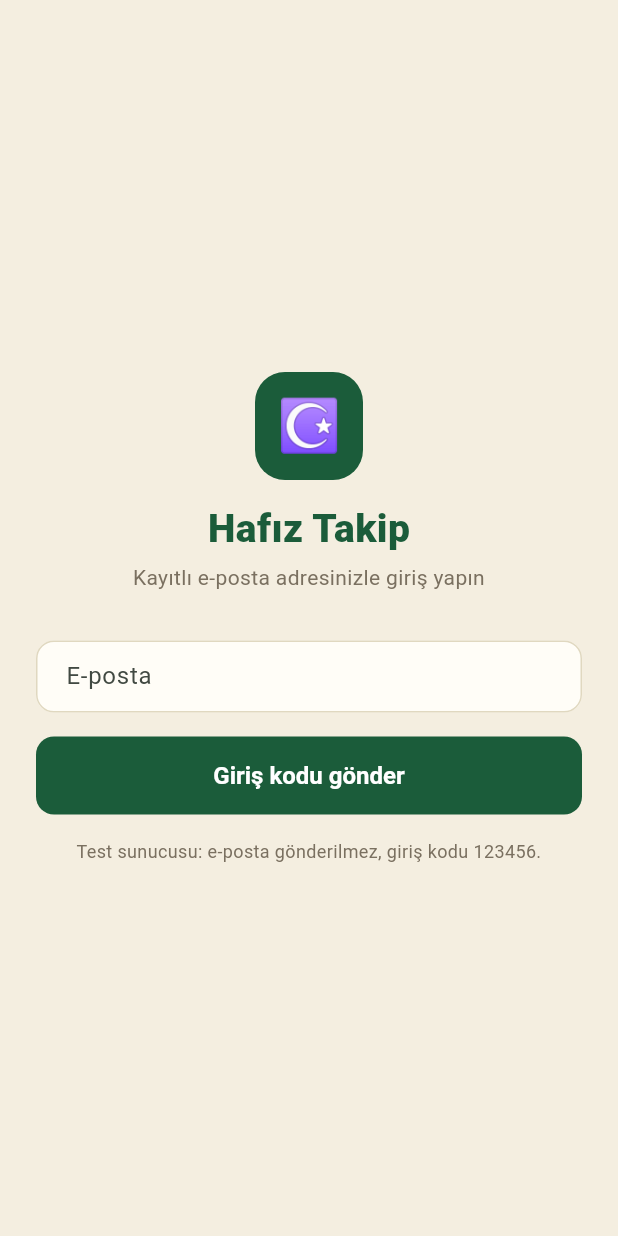
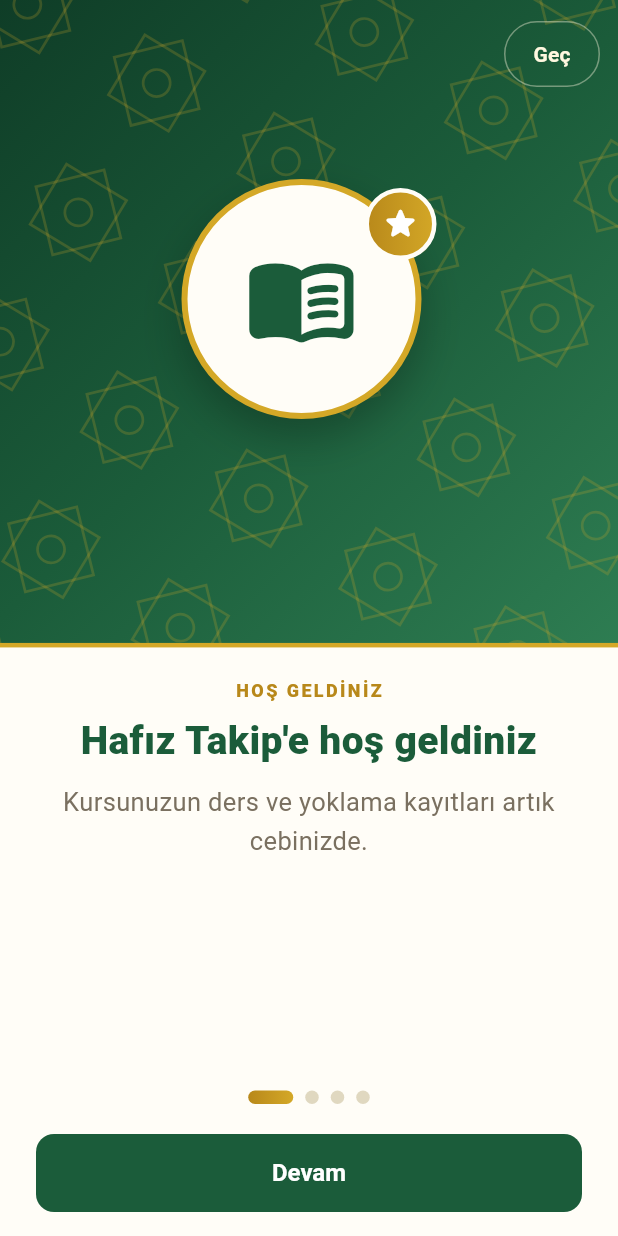
Before and after one commit to yasirsharp/KuranKursuYonetim, a Flutter app: the screen it shows after launch, on a phone screen of 412 x 824 dp. Run offline on Flutter 3.47's test engine with Material 3 defaults, Android fonts, the phone set to English and light mode, and no system bars; our stand-ins replace dio, flutter_riverpod, flutter_secure_storage, go_router, shared_preferences.

Commit message:
feat(mobile): ilk açılışta animasyonlu tanıtım (4 sayfa)
- Koyu zümrüt zemin, dönen altın yıldız deseni, süzülen altın çerçeveli simge,
  ölçeklenerek değişen görseller, genişleyen altın ilerleme çubuğu; kaydırma veya Devam ile
- Giriş ekranından önce bir kez gösterilir (shared_preferences); Profil'de 'Tanıtımı tekrar izle'
- Sistemde animasyonlar kapalıysa hareket yok
- Tanıtım okuma/tamamlama yarışında sonuç korunur; yönlendirme ve ekran testleri

Co-Authored-By: Claude Opus 5.5 <noreply@anthropic.com>
Claude-Session: https://claude.ai/code/session_01KSK1fnMFgTBfY6Bbk27RYL

```diff
--- a/frontend/mobile/lib/core/constants/app_colors.dart
+++ b/frontend/mobile/lib/core/constants/app_colors.dart
@@ -15,6 +15,7 @@ class AppColors {
   static const greenPale = Color(0xFFE8F5EE);
 
   static const gold = Color(0xFFB8881A);
+  static const goldLight = Color(0xFFD4A827);
   static const goldPale = Color(0xFFFFF8E0);
 
   static const red = Color(0xFFB03020);
--- /dev/null
+++ b/frontend/mobile/lib/presentation/screens/onboarding/onboarding_screen.dart
@@ -0,0 +1,327 @@
+import 'dart:math' as math;
+
+import 'package:flutter/material.dart';
+import 'package:flutter_riverpod/flutter_riverpod.dart';
+
+import '../../../core/constants/app_colors.dart';
+import '../../providers/onboarding_provider.dart';
+
+class _Slide {
+  const _Slide({required this.eyebrow, required this.title, required this.text, required this.icon, required this.badge});
+
+  final String eyebrow;
+  final String title;
+  final String text;
+  final IconData icon;
+  final IconData badge;
+}
+
+const _slides = [
+  _Slide(
+    eyebrow: 'HOŞ GELDİNİZ',
+    title: "Hafız Takip'e hoş geldiniz",
+    text: 'Kursunuzun ders ve yoklama kayıtları artık cebinizde.',
+    icon: Icons.menu_book_rounded,
+    badge: Icons.star_rounded,
+  ),
+  _Slide(
+    eyebrow: 'DERS KAYDI',
+    title: 'Dersi üç dokunuşta kaydedin',
+    text: 'Öğrenciye dokunun, sayfa hazır gelir. Performansı seçip kaydedin; sıradaki öğrenci kendiliğinden açılır.',
+    icon: Icons.touch_app_rounded,
+    badge: Icons.check_rounded,
+  ),
+  _Slide(
+    eyebrow: 'YOKLAMA',
+    title: 'Yoklama tek dokunuş',
+    text: 'Herkes "Geldi" olarak başlar; dokundukça değişir. Aynı gün yeniden açıp düzeltebilirsiniz.',
+    icon: Icons.fact_check_rounded,
+    badge: Icons.groups_rounded,
+  ),
+  _Slide(
+    eyebrow: 'HAZIRSINIZ',
+    title: 'Hemen başlayalım',
+    text: 'Kursa kayıtlı e-posta adresinizle giriş yapın; 6 haneli kod e-postanıza gelir.',
+    icon: Icons.mark_email_read_rounded,
+    badge: Icons.lock_open_rounded,
+  ),
+];
+
+/// İlk açılış tanıtımı: koyu zümrüt zemin, dönen yıldız deseni, süzülen simge, altın vurgular.
+/// Sistemde "animasyonları kaldır" açıksa hareket yoktur.
+class OnboardingScreen extends ConsumerStatefulWidget {
+  const OnboardingScreen({super.key});
+
+  @override
+  ConsumerState<OnboardingScreen> createState() => _OnboardingScreenState();
+}
+
+class _OnboardingScreenState extends ConsumerState<OnboardingScreen> with TickerProviderStateMixin {
+  final _pageController = PageController();
+  late final AnimationController _spin = AnimationController(vsync: this, duration: const Duration(seconds: 90));
+  late final AnimationController _float = AnimationController(vsync: this, duration: const Duration(milliseconds: 2600));
+  int _index = 0;
+
+  bool get _isLast => _index == _slides.length - 1;
+
+  @override
+  void didChangeDependencies() {
+    super.didChangeDependencies();
+    if (MediaQuery.of(context).disableAnimations) {
+      _spin.stop();
+      _float.stop();
+    } else {
+      if (!_spin.isAnimating) _spin.repeat();
+      if (!_float.isAnimating) _float.repeat(reverse: true);
+    }
+  }
+
+  @override
+  void dispose() {
+    _pageController.dispose();
+    _spin.dispose();
+    _float.dispose();
+    super.dispose();
+  }
+
+  void _next() {
+    if (_isLast) {
+      ref.read(onboardingProvider.notifier).complete();
+      return;
+    }
+    final reduce = MediaQuery.of(context).disableAnimations;
+    _pageController.nextPage(
+      duration: reduce ? const Duration(milliseconds: 1) : const Duration(milliseconds: 450),
+      curve: Curves.easeOutCubic,
+    );
+  }
+
+  @override
+  Widget build(BuildContext context) {
+    final slide = _slides[_index];
+    return Scaffold(
+      backgroundColor: AppColors.card,
+      body: Column(
+        children: [
+          Expanded(flex: 11, child: _buildHero(slide)),
+          Expanded(flex: 10, child: _buildBody()),
+        ],
+      ),
+    );
+  }
+
+  Widget _buildHero(_Slide slide) {
+    return Container(
+      clipBehavior: Clip.hardEdge, // dönen desen bu alanın dışına taşmasın
+      decoration: const BoxDecoration(
+        gradient: LinearGradient(
+          begin: Alignment.topLeft,
+          end: Alignment.bottomRight,
+          colors: [Color(0xFF0F3D27), AppColors.green, AppColors.greenLight],
+        ),
+        border: Border(bottom: BorderSide(color: AppColors.goldLight, width: 3)),
+      ),
+      child: Stack(
+        alignment: Alignment.center,
+        children: [
+          Positioned.fill(
+            child: AnimatedBuilder(
+              animation: _spin,
+              builder: (_, _) => Transform.rotate(
+                angle: _spin.value * 2 * math.pi,
+                child: Transform.scale(scale: 1.8, child: const CustomPaint(painter: _StarPatternPainter())),
+              ),
+            ),
+          ),
+          SafeArea(
+            child: Align(
+              alignment: Alignment.topRight,
+              child: Padding(
+                padding: const EdgeInsets.all(12),
+                child: TextButton(
+                  onPressed: () => ref.read(onboardingProvider.notifier).complete(),
+                  style: TextButton.styleFrom(
+                    foregroundColor: AppColors.goldPale,
+                    minimumSize: const Size(64, 44),
+                    shape: StadiumBorder(side: BorderSide(color: AppColors.goldPale.withValues(alpha: 0.4))),
+                  ),
+                  child: Text(_isLast ? 'Kapat' : 'Geç', style: const TextStyle(fontWeight: FontWeight.w700)),
+                ),
+              ),
+            ),
+          ),
+          AnimatedBuilder(
+            animation: _float,
+            builder: (_, child) => Transform.translate(
+              offset: Offset(0, -10 * Curves.easeInOut.transform(_float.value)),
+              child: child,
+            ),
+            child: AnimatedSwitcher(
+              duration: const Duration(milliseconds: 450),
+              transitionBuilder: (child, animation) => ScaleTransition(
+                scale: Tween(begin: 0.7, end: 1.0).animate(CurvedAnimation(parent: animation, curve: Curves.easeOutBack)),
+                child: FadeTransition(opacity: animation, child: child),
+              ),
+              child: _Emblem(key: ValueKey(_index), icon: slide.icon, badge: slide.badge),
+            ),
+          ),
+        ],
+      ),
+    );
+  }
+
+  Widget _buildBody() {
+    return SafeArea(
+      top: false,
+      child: Padding(
+        padding: const EdgeInsets.fromLTRB(24, 20, 24, 16),
+        child: Column(
+          children: [
+            Expanded(
+              child: PageView.builder(
+                controller: _pageController,
+                itemCount: _slides.length,
+                onPageChanged: (i) => setState(() => _index = i),
+                itemBuilder: (_, i) => _SlideText(slide: _slides[i]),
+              ),
+            ),
+            Row(
+              mainAxisAlignment: MainAxisAlignment.center,
+              children: [
+                for (var i = 0; i < _slides.length; i++)
+                  AnimatedContainer(
+                    duration: const Duration(milliseconds: 350),
+                    margin: const EdgeInsets.symmetric(horizontal: 4),
+                    width: i == _index ? 30 : 9,
+                    height: 9,
+                    decoration: BoxDecoration(
+                      borderRadius: BorderRadius.circular(9),
+                      color: i == _index ? null : (i < _index ? AppColors.greenLight : AppColors.border),
+                      gradient: i == _index ? const LinearGradient(colors: [AppColors.gold, AppColors.goldLight]) : null,
+                    ),
+                  ),
+              ],
+            ),
+            const SizedBox(height: 20),
+            SizedBox(
+              width: double.infinity,
+              child: FilledButton(
+                onPressed: _next,
+                child: AnimatedSwitcher(
+                  duration: const Duration(milliseconds: 250),
+                  child: Text(_isLast ? 'Giriş yap' : 'Devam', key: ValueKey(_isLast)),
+                ),
+              ),
+            ),
+          ],
+        ),
+      ),
+    );
+  }
+}
+
+class _SlideText extends StatelessWidget {
+  const _SlideText({required this.slide});
+
+  final _Slide slide;
+
+  @override
+  Widget build(BuildContext context) {
+    return Column(
+      children: [
+        Text(
+          slide.eyebrow,
+          style: const TextStyle(color: AppColors.gold, fontWeight: FontWeight.w800, letterSpacing: 1.6, fontSize: 12),
+        ),
+        const SizedBox(height: 10),
+        Text(
+          slide.title,
+          textAlign: TextAlign.center,
+          style: const TextStyle(color: AppColors.green, fontSize: 26, fontWeight: FontWeight.w800, height: 1.2),
+        ),
+        const SizedBox(height: 12),
+        Text(
+          slide.text,
+          textAlign: TextAlign.center,
+          style: const TextStyle(color: AppColors.muted, fontSize: 17, height: 1.5),
+        ),
+      ],
+    );
+  }
+}
+
+/// Altın çerçeveli daire içinde simge ve köşede altın rozet.
+class _Emblem extends StatelessWidget {
+  const _Emblem({super.key, required this.icon, required this.badge});
+
+  final IconData icon;
+  final IconData badge;
+
+  @override
+  Widget build(BuildContext context) {
+    return SizedBox(
+      width: 170,
+      height: 170,
+      child: Stack(
+        clipBehavior: Clip.none,
+        children: [
+          Container(
+            width: 160,
+            height: 160,
+            decoration: BoxDecoration(
+              shape: BoxShape.circle,
+              color: AppColors.card,
+              border: Border.all(color: AppColors.goldLight, width: 4),
+              boxShadow: [BoxShadow(color: Colors.black.withValues(alpha: 0.25), blurRadius: 24, offset: const Offset(0, 12))],
+            ),
+            child: Icon(icon, size: 76, color: AppColors.green),
+          ),
+          Positioned(
+            right: 0,
+            top: 6,
+            child: Container(
+              width: 48,
+              height: 48,
+              decoration: BoxDecoration(
+                shape: BoxShape.circle,
+                gradient: const LinearGradient(colors: [AppColors.gold, AppColors.goldLight]),
+                border: Border.all(color: AppColors.card, width: 3),
+              ),
+              child: Icon(badge, color: Colors.white, size: 26),
+            ),
+          ),
+        ],
+      ),
+    );
+  }
+}
+
+/// Sekiz köşeli yıldızlardan oluşan ince altın desen.
+class _StarPatternPainter extends CustomPainter {
+  const _StarPatternPainter();
+
+  @override
+  void paint(Canvas canvas, Size size) {
+    final paint = Paint()
+      ..style = PaintingStyle.stroke
+      ..strokeWidth = 1
+      ..color = AppColors.goldLight.withValues(alpha: 0.22);
+    const step = 56.0;
+    for (var x = -step; x < size.width + step; x += step) {
+      for (var y = -step; y < size.height + step; y += step) {
+        final center = Offset(x, y);
+        final square = Rect.fromCenter(center: center, width: 26, height: 26);
+        canvas.drawRect(square, paint);
+        canvas.save();
+        canvas.translate(center.dx, center.dy);
+        canvas.rotate(math.pi / 4);
+        canvas.drawRect(Rect.fromCenter(center: Offset.zero, width: 26, height: 26), paint);
+        canvas.restore();
+        canvas.drawCircle(center, 5, paint);
+      }
+    }
+  }
+
+  @override
+  bool shouldRepaint(covariant CustomPainter oldDelegate) => false;
+}
--- a/frontend/mobile/lib/router/app_router.dart
+++ b/frontend/mobile/lib/router/app_router.dart
@@ -4,9 +4,11 @@ import 'package:go_router/go_router.dart';
 
 import '../core/constants/labels.dart';
 import '../presentation/providers/auth_provider.dart';
+import '../presentation/providers/onboarding_provider.dart';
 import '../presentation/screens/attendance/attendance_screen.dart';
 import '../presentation/screens/auth/code_screen.dart';
 import '../presentation/screens/auth/login_screen.dart';
+import '../presentation/screens/onboarding/onboarding_screen.dart';
 import '../presentation/screens/profile/profile_screen.dart';
 import '../presentation/screens/shell/app_shell.dart';
 import '../presentation/screens/students/student_detail_screen.dart';
@@ -27,31 +29,39 @@ String? blockedReason(AuthState auth) {
   return null;
 }
 
-/// Oturum durumu değişince yönlendirme yeniden değerlendirilir.
-String? authRedirect(AuthState auth, String location) {
+/// Oturum ve tanıtım durumu değişince yönlendirme yeniden değerlendirilir.
+/// [onboardingSeen] null: tanıtımın görülüp görülmediği henüz okunmadı.
+String? authRedirect(AuthState auth, String location, {bool? onboardingSeen = true}) {
   final inLogin = location.startsWith('/login');
   switch (auth.status) {
     case AuthStatus.restoring:
       return location == '/splash' ? null : '/splash';
     case AuthStatus.signedOut:
+      if (onboardingSeen == null) return location == '/splash' ? null : '/splash';
+      if (!onboardingSeen) return location == '/welcome' ? null : '/welcome';
       return inLogin ? null : '/login';
     case AuthStatus.signedIn:
       if (blockedReason(auth) != null) return location == '/blocked' ? null : '/blocked';
-      if (inLogin || location == '/splash' || location == '/blocked') return '/students';
+      if (inLogin || location == '/splash' || location == '/blocked' || location == '/welcome') return '/students';
       return null;
   }
 }
 
 final routerProvider = Provider<GoRouter>((ref) {
   final authListenable = ValueNotifier<AuthState>(ref.read(authProvider));
+  final onboardingListenable = ValueNotifier<bool?>(ref.read(onboardingProvider));
   ref.listen(authProvider, (_, next) => authListenable.value = next);
+  ref.listen(onboardingProvider, (_, next) => onboardingListenable.value = next);
   ref.onDispose(authListenable.dispose);
+  ref.onDispose(onboardingListenable.dispose);
 
   return GoRouter(
     initialLocation: '/splash',
-    refreshListenable: authListenable,
-    redirect: (context, state) => authRedirect(authListenable.value, state.matchedLocation),
+    refreshListenable: Listenable.merge([authListenable, onboardingListenable]),
+    redirect: (context, state) =>
+        authRedirect(authListenable.value, state.matchedLocation, onboardingSeen: onboardingListenable.value),
     routes: [
+      GoRoute(path: '/welcome', builder: (_, _) => const OnboardingScreen()),
       GoRoute(path: '/splash', builder: (_, _) => const Scaffold(body: Center(child: CircularProgressIndicator()))),
       GoRoute(
         path: '/login',
--- a/frontend/mobile/pubspec.yaml
+++ b/frontend/mobile/pubspec.yaml
@@ -41,6 +41,7 @@ dependencies:
   intl: ^0.20.3
   flutter_localizations:
     sdk: flutter
+  shared_preferences: ^2.5.6
 
 dev_dependencies:
   flutter_test:
```
Also changed, not shown: frontend/mobile/lib/presentation/providers/onboarding_provider.dart (added, +37 -0 lines), frontend/mobile/lib/presentation/screens/profile/profile_screen.dart (+42 -0 lines), frontend/mobile/pubspec.lock, 2 other files.
